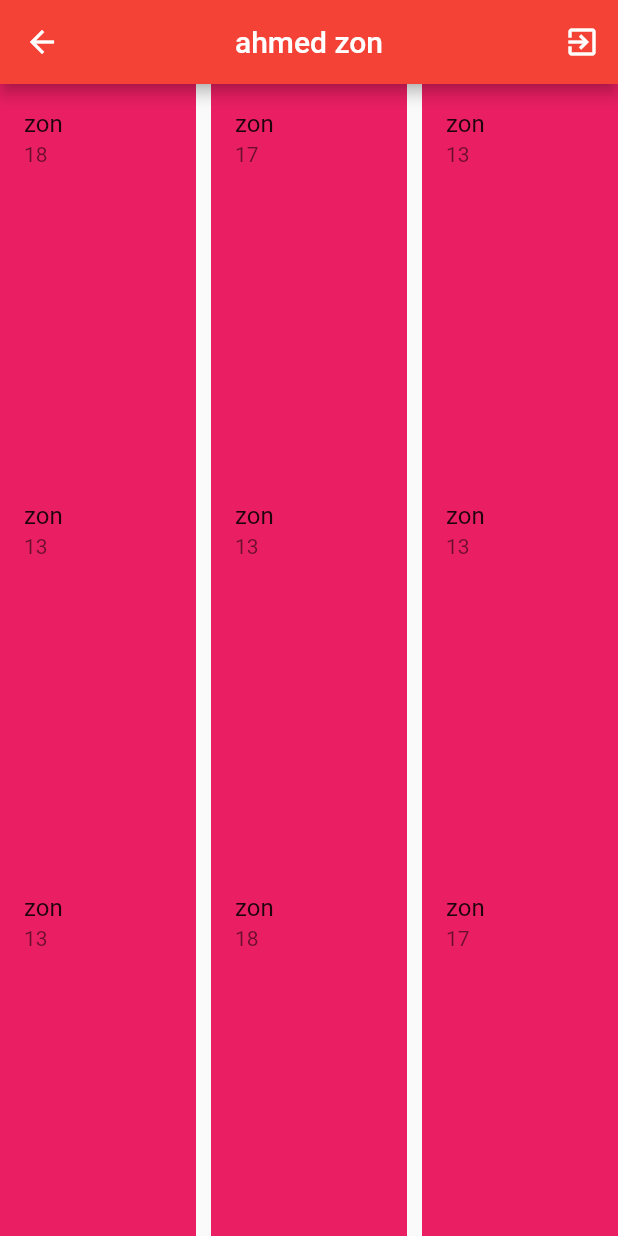
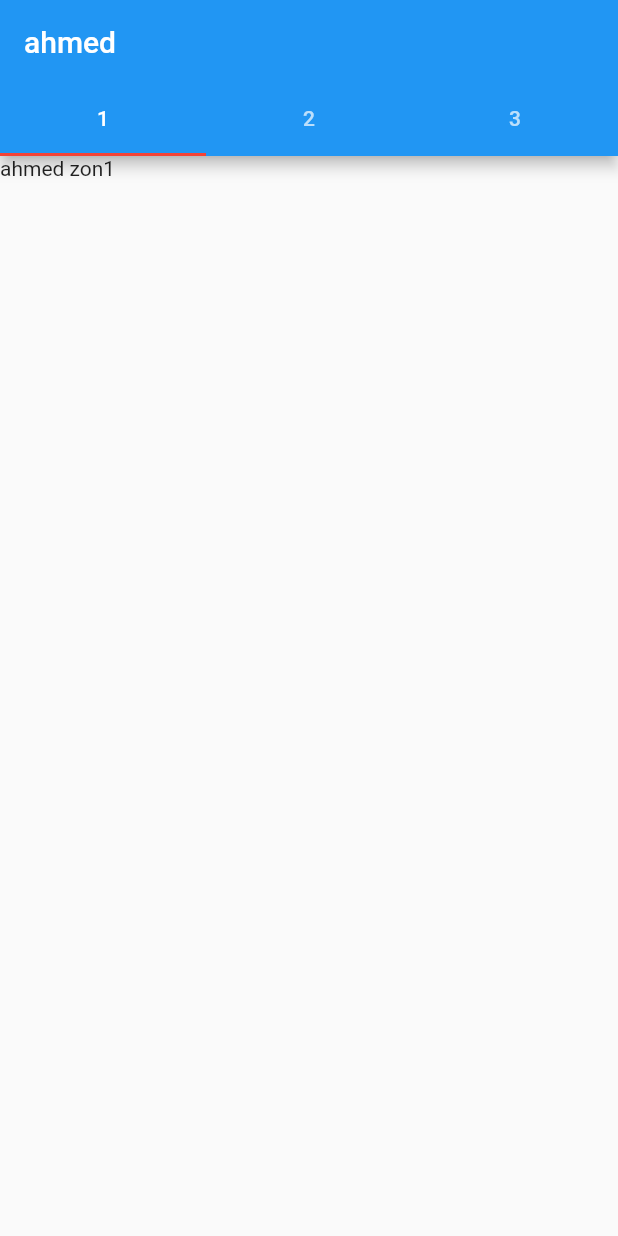
Before and after one commit to Ahmed-Alshobaki/test_ahmed, a Flutter app: the screen it shows after launch, on a phone screen of 412 x 824 dp. Run offline on Flutter 3.47's test engine with Material 2 defaults, Android fonts, the phone set to English and light mode, and no system bars.

```diff
--- a/lib/main.dart
+++ b/lib/main.dart
@@ -1,5 +1,7 @@
 import 'package:flutter/material.dart';
 import 'package:flutter/services.dart';
+
+
 
 void main() {
   runApp( app());
@@ -112,37 +114,33 @@ class _zonhState extends State<zonh> {
   ];
   @override
   Widget build(BuildContext context) {
-   return Scaffold(
-        appBar: AppBar(
-          title: Text("ahmed zon"),
-          leading:IconButton(icon: Icon(Icons.arrow_back), onPressed: () {  },),
-          actions: [
-           IconButton(onPressed: (){}, icon: Icon(Icons.exit_to_app))
-          ],
-          backgroundColor: Colors.red,
-          systemOverlayStyle: SystemUiOverlayStyle.dark,
-          centerTitle: true,
+    GlobalKey<ScaffoldState> ahmed = new GlobalKey<ScaffoldState>();
+   return DefaultTabController(length: 3,
+       child:Scaffold(
+         appBar: AppBar(title: Text("ahmed"),
 
-        ),
-    drawer: Drawer(),
-    body: Container(
-    child: GridView.builder(itemCount : list.length,
-        scrollDirection: Axis.vertical,
+         bottom: TabBar(onTap:(i){
+           switch(i){
+             case 0: print("1");break;
+             case 1: print("2");break;
+             case 2: print("3");break;
+           }
 
-        gridDelegate: SliverGridDelegateWithFixedCrossAxisCount(crossAxisCount: 3,crossAxisSpacing: 10,childAspectRatio:0.5 ), itemBuilder: (contx,i){
-          return Container(
+         },indicatorColor:Colors.red,tabs: [
+           Tab(child: Text("1"),),
+           Tab(child: Text("2"),),
+           Tab(child: Text("3"),),
+         ],),
+         ),
 
+         body: TabBarView(
+           children: [
+           Container(child: Text("ahmed zon1"),),
+           Container(child: Text("ahmed zon2"),),
+           Container(child: Text("ahmed 4"),),
 
-            color: Colors.pink,
-            child: ListTile(
-              title: Text("${list[i]["ahmed"]}"),
-              subtitle: Text("${list[i]["age"]}"),
-            ),
-          );
+         ],),
 
-    }),
-
-     ),
-     );
+       ));
   }
 }
--- a/pubspec.yaml
+++ b/pubspec.yaml
@@ -59,9 +59,9 @@ flutter:
   uses-material-design: true
 
   # To add assets to your application, add an assets section, like this:
-  # assets:
-  #   - images/a_dot_burr.jpeg
-  #   - images/a_dot_ham.jpeg
+  assets:
+    - images/
+
 
   # An image asset can refer to one or more resolution-specific "variants", see
   # https://flutter.dev/assets-and-images/#resolution-aware
```
Also changed, not shown: images/ahmed.jpg (added).
